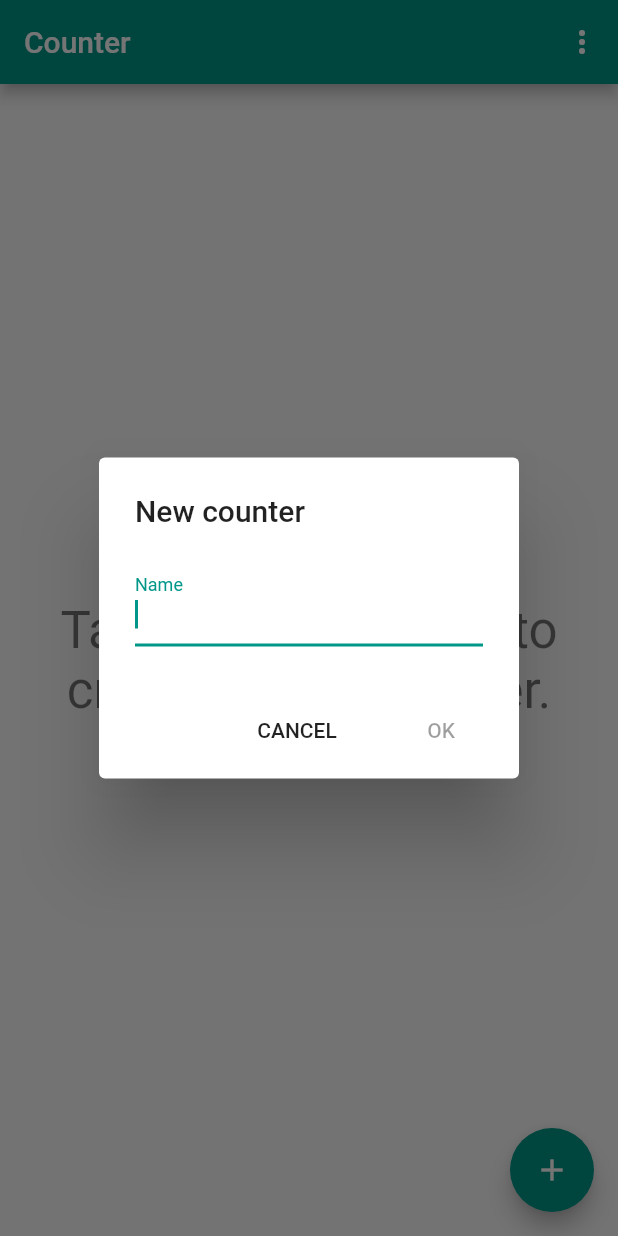
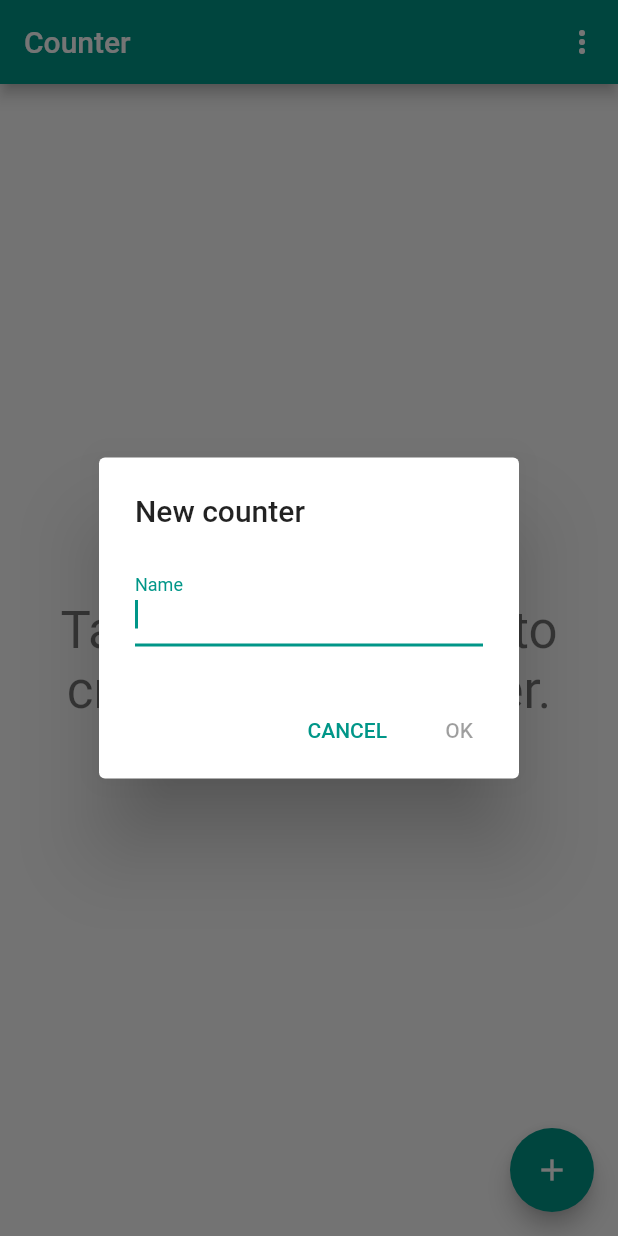
Before and after one commit to zdenda/counter, a Flutter app: the screen it shows after launch, after a tap on the "add" icon, on a phone screen of 412 x 824 dp. Run offline on Flutter 3.47's test engine with Material 2 defaults, Android fonts, the phone set to English and light mode, and no system bars; our stand-ins replace file_picker, jiffy, package_info, share, sqflite; accounts and stored records are empty.

Commit message:
Fix warnings for deprecated widgets and methods
and create MyTextButton

```diff
--- a/lib/pages/home.dart
+++ b/lib/pages/home.dart
@@ -8,6 +8,7 @@ import 'package:counter/model/objects/event.dart';
 import 'package:counter/model/repository.dart';
 import 'package:counter/pages/detail.dart';
 import 'package:counter/utils/extensions.dart';
+import 'package:counter/utils/widgets.dart';
 import 'package:file_picker/file_picker.dart';
 import 'package:flutter/material.dart';
 import 'package:jiffy/jiffy.dart';
@@ -15,6 +16,7 @@ import 'package:package_info/package_info.dart';
 import 'package:path_provider/path_provider.dart';
 import 'package:provider/provider.dart';
 import 'package:share/share.dart';
+
 
 enum DialogResult { export, import }
 
@@ -68,12 +70,7 @@ class _MyHomePageState extends State<MyHomePage> {
               ),
             ),
             actions: <Widget>[
-              FlatButton(
-                child: const Text('OK'),
-                onPressed: () {
-                  Navigator.of(context).pop();
-                },
-              ),
+              MyTextButton(text: 'OK', onPressed: () => Navigator.of(context).pop()),
             ],
           );
         }
@@ -123,7 +120,7 @@ class _MyHomePageState extends State<MyHomePage> {
     }
   }
 
-  void _showAddCounterDialog(context) async {
+  void _showAddCounterDialog(BuildContext context) async {
     String? counterName = await showDialog<String>(
         context: context,
         builder: (BuildContext context) {
@@ -140,19 +137,13 @@ class _MyHomePageState extends State<MyHomePage> {
                 onChanged: (value) => setState(() => name = value.trim()),
               ),
               actions: <Widget>[
-                FlatButton(
-                  child: const Text('CANCEL'),
-                  onPressed: () {
-                    Navigator.of(context).pop();
-                  },
+                MyTextButton(
+                  text: 'CANCEL',
+                  onPressed: () => Navigator.of(context).pop(),
                 ),
-                FlatButton(
-                  child: const Text('OK'),
-                  onPressed: name.isNullOrEmpty()
-                      ? null
-                      : () {
-                          Navigator.of(context).pop(name);
-                        },
+                MyTextButton(
+                  text: 'OK',
+                  onPressed: !name.isNullOrEmpty() ? () => Navigator.of(context).pop(name) : null
                 ),
               ],
             );
@@ -163,7 +154,7 @@ class _MyHomePageState extends State<MyHomePage> {
       final appModel = Provider.of<AppModel>(context, listen: false);
       await appModel.createCounter(counterName);
       final snackBar = SnackBar(content: Text('New counter "$counterName" was created!'));
-      Scaffold.of(context).showSnackBar(snackBar);
+      ScaffoldMessenger.of(context).showSnackBar(snackBar);
     }
   }
 
--- /dev/null
+++ b/lib/utils/widgets.dart
@@ -0,0 +1,18 @@
+import 'package:flutter/material.dart';
+import 'package:flutter/widgets.dart';
+
+
+class MyTextButton extends StatelessWidget {
+  final VoidCallback? onPressed;
+  final String text;
+
+  MyTextButton({ Key? key, required this.text, required this.onPressed }) : super(key: key);
+
+  @override
+  Widget build(BuildContext context) {
+    return TextButton(
+        child: Text(this.text.toUpperCase()),
+        onPressed: this.onPressed
+    );
+  }
+}
```
Also changed, not shown: lib/pages/detail.dart (+9 -32 lines).
